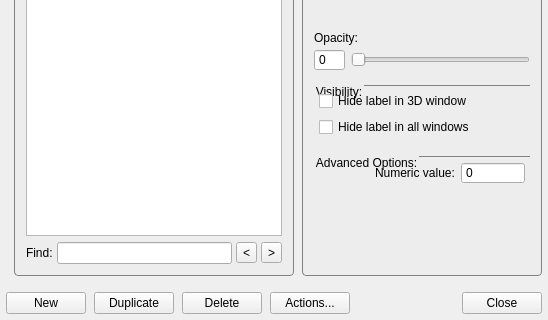
Before: the Qt Designer form GUI/Qt/Windows/LabelEditorDialog.ui in pyushkevich/itksnap, drawn with Qt 5; both pictures show x 0 to 548 and y 217 to 537 of the 548 by 537 pixel window.
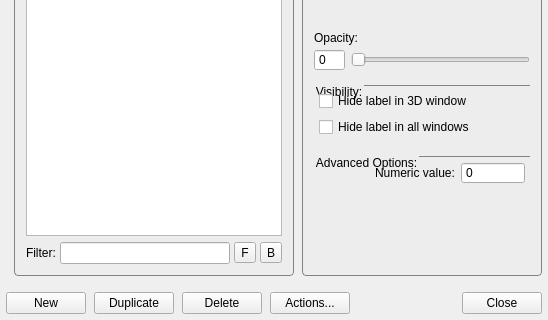
After: the same form once the commit is applied. Custom widgets are drawn as their Qt base class.

Commit message: Added filter support to LabelEditor

```diff
--- a/GUI/Qt/Windows/LabelEditorDialog.ui
+++ b/GUI/Qt/Windows/LabelEditorDialog.ui
@@ -581,7 +581,7 @@
          <item>
           <widget class="QLabel" name="label_5">
            <property name="text">
-            <string>Find:</string>
+            <string>Filter:</string>
            </property>
           </widget>
          </item>
@@ -591,14 +591,20 @@
          <item>
           <widget class="QToolButton" name="toolButton">
            <property name="text">
-            <string>&lt;</string>
+            <string>F</string>
+           </property>
+           <property name="checkable">
+            <bool>true</bool>
            </property>
           </widget>
          </item>
          <item>
           <widget class="QToolButton" name="toolButton_2">
            <property name="text">
-            <string>&gt;</string>
+            <string>B</string>
+           </property>
+           <property name="checkable">
+            <bool>true</bool>
            </property>
           </widget>
          </item>
```
Left out of the diff: 27 changed lines with no effect on the pictures. The commit also changes 10 other files.
